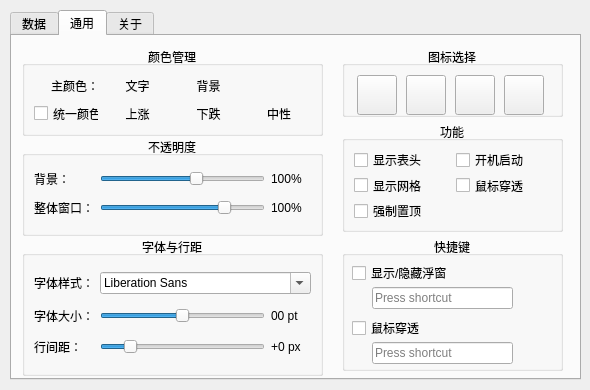
This is stockwidget/ui/generated/settings.ui in sbr0574/StockWidget as Qt 5 draws it before an edit. The edited form follows.
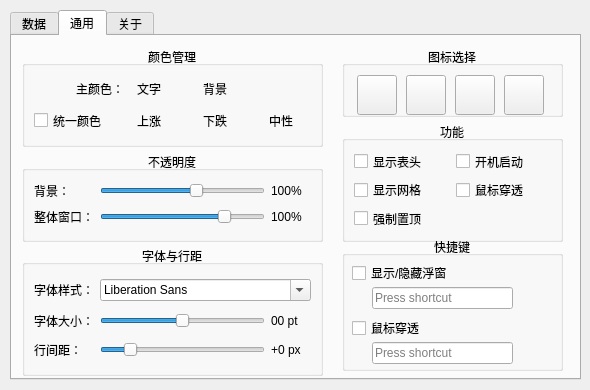
This is the edited form. The open tabs and pages were chosen to show the change. Icons and pictures are not drawn.

Commit message: feat: 调整设置对话框布局和按钮样式，优化用户界面体验

Patch:
```diff
--- a/stockwidget/ui/generated/settings.ui
+++ b/stockwidget/ui/generated/settings.ui
@@ -584,7 +584,7 @@
        <x>330</x>
        <y>85</y>
        <width>221</width>
-       <height>111</height>
+       <height>121</height>
       </rect>
      </property>
      <property name="title">
@@ -640,7 +640,7 @@
        <x>10</x>
        <y>10</y>
        <width>301</width>
-       <height>90</height>
+       <height>101</height>
       </rect>
      </property>
      <property name="title">
@@ -655,6 +655,12 @@
      <layout class="QGridLayout" name="gridLayout_4">
       <item row="1" column="1">
        <widget class="QPushButton" name="btn_up_color">
+        <property name="maximumSize">
+         <size>
+          <width>60</width>
+          <height>25</height>
+         </size>
+        </property>
         <property name="text">
          <string>上涨</string>
         </property>
@@ -674,6 +680,12 @@
       </item>
       <item row="1" column="3">
        <widget class="QPushButton" name="btn_neutral_color">
+        <property name="maximumSize">
+         <size>
+          <width>60</width>
+          <height>25</height>
+         </size>
+        </property>
         <property name="text">
          <string>中性</string>
         </property>
@@ -693,6 +705,12 @@
       </item>
       <item row="1" column="2">
        <widget class="QPushButton" name="btn_down_color">
+        <property name="maximumSize">
+         <size>
+          <width>60</width>
+          <height>25</height>
+         </size>
+        </property>
         <property name="text">
          <string>下跌</string>
         </property>
@@ -712,6 +730,24 @@
       </item>
       <item row="1" column="0">
        <widget class="QCheckBox" name="cb_unicolor">
+        <property name="sizePolicy">
+         <sizepolicy hsizetype="Fixed" vsizetype="Fixed">
+          <horstretch>0</horstretch>
+          <verstretch>0</verstretch>
+         </sizepolicy>
+        </property>
+        <property name="minimumSize">
+         <size>
+          <width>90</width>
+          <height>25</height>
+         </size>
+        </property>
+        <property name="maximumSize">
+         <size>
+          <width>90</width>
+          <height>25</height>
+         </size>
+        </property>
         <property name="baseSize">
          <size>
           <width>0</width>
@@ -725,6 +761,12 @@
       </item>
       <item row="0" column="1">
        <widget class="QPushButton" name="btn_fg_color">
+        <property name="maximumSize">
+         <size>
+          <width>60</width>
+          <height>25</height>
+         </size>
+        </property>
         <property name="text">
          <string>文字</string>
         </property>
@@ -744,6 +786,12 @@
       </item>
       <item row="0" column="2">
        <widget class="QPushButton" name="btn_bg_color">
+        <property name="maximumSize">
+         <size>
+          <width>60</width>
+          <height>25</height>
+         </size>
+        </property>
         <property name="text">
          <string>背景</string>
         </property>
@@ -763,6 +811,24 @@
       </item>
       <item row="0" column="0">
        <widget class="QLabel" name="label">
+        <property name="sizePolicy">
+         <sizepolicy hsizetype="Fixed" vsizetype="Preferred">
+          <horstretch>0</horstretch>
+          <verstretch>0</verstretch>
+         </sizepolicy>
+        </property>
+        <property name="minimumSize">
+         <size>
+          <width>90</width>
+          <height>0</height>
+         </size>
+        </property>
+        <property name="maximumSize">
+         <size>
+          <width>90</width>
+          <height>16777215</height>
+         </size>
+        </property>
         <property name="text">
          <string>主颜色：</string>
         </property>
@@ -777,9 +843,9 @@
      <property name="geometry">
       <rect>
        <x>10</x>
-       <y>200</y>
+       <y>209</y>
        <width>301</width>
-       <height>140</height>
+       <height>131</height>
       </rect>
      </property>
      <property name="title">
@@ -948,9 +1014,9 @@
      <property name="geometry">
       <rect>
        <x>10</x>
-       <y>100</y>
+       <y>115</y>
        <width>301</width>
-       <height>100</height>
+       <height>91</height>
       </rect>
      </property>
      <property name="title">
```
Left out of the diff: 30 changed lines with no effect on the pictures. The commit also changes 3 other files.
